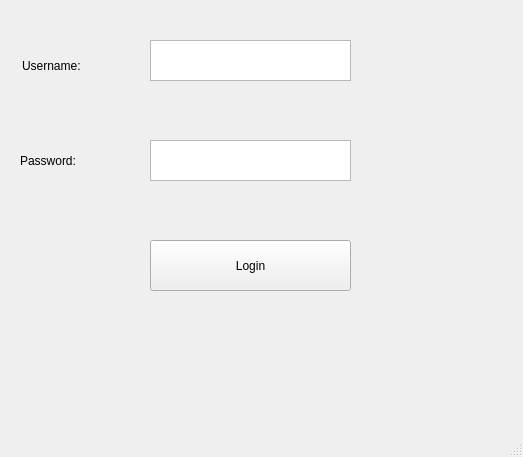
Above: CareSphere/caresphere.ui from MubtasimSajid/CareSphere before the change. Below: the same form after it.
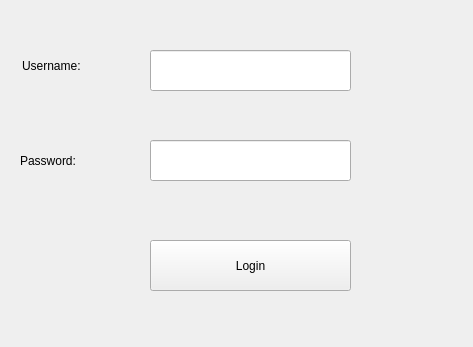
That is the form after the change.

Commit message: UI Input & Enter to click

What changed in the file:
```diff
--- a/CareSphere/caresphere.ui
+++ b/CareSphere/caresphere.ui
@@ -6,8 +6,8 @@
    <rect>
     <x>0</x>
     <y>0</y>
-    <width>523</width>
-    <height>457</height>
+    <width>473</width>
+    <height>347</height>
    </rect>
   </property>
   <property name="windowTitle">
@@ -30,30 +30,7 @@
      <string>Login</string>
     </property>
    </widget>
-   <widget class="QTextEdit" name="textEdit">
-    <property name="geometry">
-     <rect>
-      <x>150</x>
-      <y>40</y>
-      <width>201</width>
-      <height>41</height>
-     </rect>
-    </property>
-    <property name="whatsThis">
-     <string>gggg</string>
-    </property>
-   </widget>
-   <widget class="QTextEdit" name="textEdit_2">
-    <property name="geometry">
-     <rect>
-      <x>150</x>
-      <y>140</y>
-      <width>201</width>
-      <height>41</height>
-     </rect>
-    </property>
-   </widget>
-   <widget class="QLabel" name="UsernameLabel">
+   <widget class="QLabel" name="usernameLabel">
     <property name="geometry">
      <rect>
       <x>22</x>
@@ -79,18 +56,27 @@
      <string>Password: </string>
     </property>
    </widget>
+   <widget class="QLineEdit" name="usernameLineEdit">
+    <property name="geometry">
+     <rect>
+      <x>150</x>
+      <y>50</y>
+      <width>201</width>
+      <height>41</height>
+     </rect>
+    </property>
+   </widget>
+   <widget class="QLineEdit" name="passwordLineEdit">
+    <property name="geometry">
+     <rect>
+      <x>150</x>
+      <y>140</y>
+      <width>201</width>
+      <height>41</height>
+     </rect>
+    </property>
+   </widget>
   </widget>
-  <widget class="QMenuBar" name="menubar">
-   <property name="geometry">
-    <rect>
-     <x>0</x>
-     <y>0</y>
-     <width>523</width>
-     <height>27</height>
-    </rect>
-   </property>
-  </widget>
-  <widget class="QStatusBar" name="statusbar"/>
  </widget>
  <resources/>
  <connections/>
```
Left out of the diff: 4 changed lines with no effect on the pictures. The commit also changes 4 other files.
